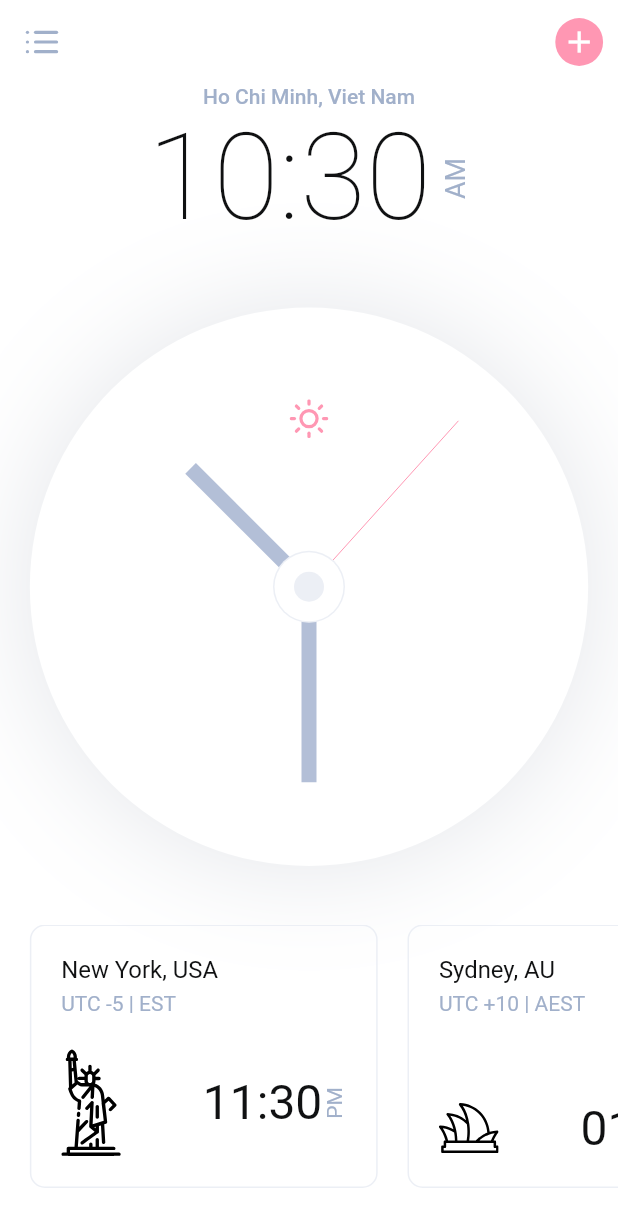
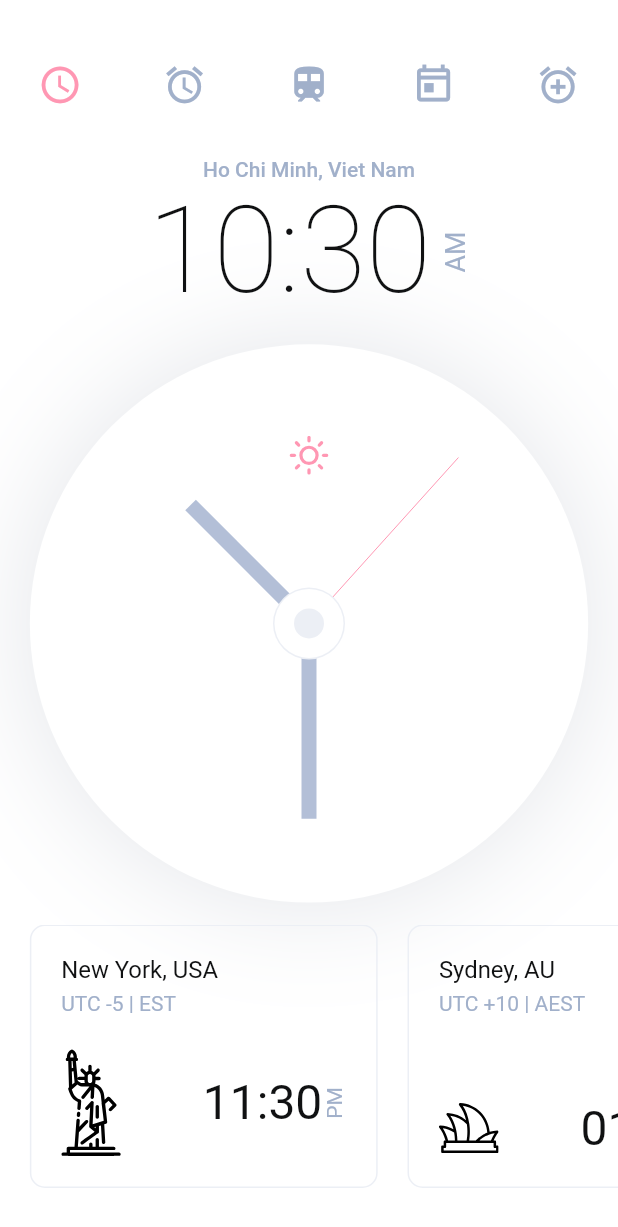
Before and after one commit to lambiengcode/analog-clock, a Flutter app: the screen it shows after launch, on a phone screen of 412 x 824 dp. Shown: the top 1227 px of the screen. Run offline on Flutter 3.47's test engine with Material 2 defaults, Android fonts, the phone set to English and light mode, and no system bars; our stand-ins replace flutter_icons, flutter_svg, get, get_storage, google_fonts.

Commit message:
remove drawer

```diff
--- a/lib/src/pages/home/home_screen.dart
+++ b/lib/src/pages/home/home_screen.dart
@@ -1,9 +1,6 @@
-import 'package:analog_clock/src/pages/drawer/drawer.dart';
 import 'package:analog_clock/src/pages/home/widgets/body.dart';
-import 'package:analog_clock/src/public/constants.dart';
 import 'package:analog_clock/src/public/size_config.dart';
 import 'package:flutter/material.dart';
-import 'package:flutter_icons/flutter_icons.dart';
 
 class HomePage extends StatelessWidget {
   final _scaffoldKey = GlobalKey<ScaffoldState>();
@@ -17,30 +14,8 @@ class HomePage extends StatelessWidget {
     SizeConfig().init(context);
     return Scaffold(
       key: _scaffoldKey,
-      drawer: Container(
-        width: width * .75,
-        child: Drawer(
-          child: DrawerLayout(),
-        ),
-      ),
-      appBar: buildAppBar(context),
+      extendBodyBehindAppBar: true,
       body: Body(),
-    );
-  }
-
-  AppBar buildAppBar(BuildContext context) {
-    return AppBar(
-      backgroundColor: Colors.transparent,
-      elevation: .0,
-      leading: IconButton(
-        icon: Icon(
-          Feather.list,
-          color: Theme.of(context).iconTheme.color,
-          size: getProportionateScreenWidth(26),
-        ),
-        onPressed: () => openDrawer(),
-      ),
-      actions: [buildAddButton(context)],
     );
   }
 
--- a/lib/src/pages/home/widgets/body.dart
+++ b/lib/src/pages/home/widgets/body.dart
@@ -1,3 +1,4 @@
+import 'package:analog_clock/src/public/constants.dart';
 import 'package:flutter/material.dart';
 import 'package:intl/intl.dart';
 import 'clock.dart';
@@ -9,11 +10,14 @@ class Body extends StatelessWidget {
   Widget build(BuildContext context) {
     DateFormat format = DateFormat('hh:mm');
 
-    return SafeArea(
+    return Container(
       child: SizedBox(
         width: double.infinity,
         child: Column(
           children: [
+            SizedBox(height: height / 25.0),
+            _buildTopBar(context),
+            SizedBox(height: 24.0),
             Text(
               "Ho Chi Minh, Viet Nam",
               style: Theme.of(context).textTheme.bodyText1,
@@ -69,4 +73,33 @@ class Body extends StatelessWidget {
       ),
     );
   }
+
+  Widget _buildTopBar(context) {
+    return Padding(
+      padding: EdgeInsets.symmetric(horizontal: 16.0),
+      child: Row(
+        mainAxisAlignment: MainAxisAlignment.spaceBetween,
+        children: [
+          _buildActionIcon(context, Icons.watch_later_outlined, true),
+          _buildActionIcon(context, Icons.alarm, false),
+          _buildActionIcon(context, Icons.train_sharp, false),
+          _buildActionIcon(context, Icons.today_outlined, false),
+          _buildActionIcon(context, Icons.alarm_add, false),
+        ],
+      ),
+    );
+  }
+
+  Widget _buildActionIcon(context, icon, active) {
+    return IconButton(
+      onPressed: () => null,
+      icon: Icon(
+        icon,
+        color: active
+            ? Theme.of(context).primaryColor
+            : Theme.of(context).iconTheme.color,
+        size: width / 14.0,
+      ),
+    );
+  }
 }
--- a/lib/src/screens/widgets/clock.dart
+++ b/lib/src/screens/widgets/clock.dart
@@ -1,7 +1,7 @@
 import 'dart:async';
 import 'dart:math';
 import 'package:analog_clock/src/models/my_theme_provider.dart';
-import 'package:analog_clock/src/pages/widgets/clock_painter.dart';
+import 'package:analog_clock/src/pages/home/widgets/clock_painter.dart';
 import 'package:analog_clock/src/public/constants.dart';
 import 'package:analog_clock/src/public/size_config.dart';
 import 'package:analog_clock/src/theme/theme_service.dart';
```
Also changed, not shown: lib/src/pages/drawer/drawer.dart (deleted, +0 -90 lines), lib/src/pages/drawer/widgets/option_line.dart (deleted, +0 -30 lines), lib/src/pages/drawer/widgets/under_line.dart (deleted, +0 -15 lines).
